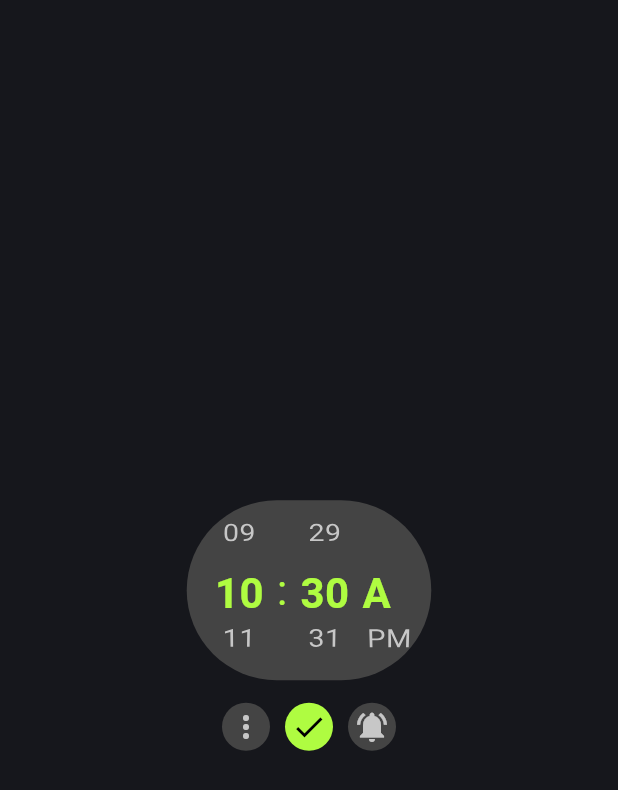
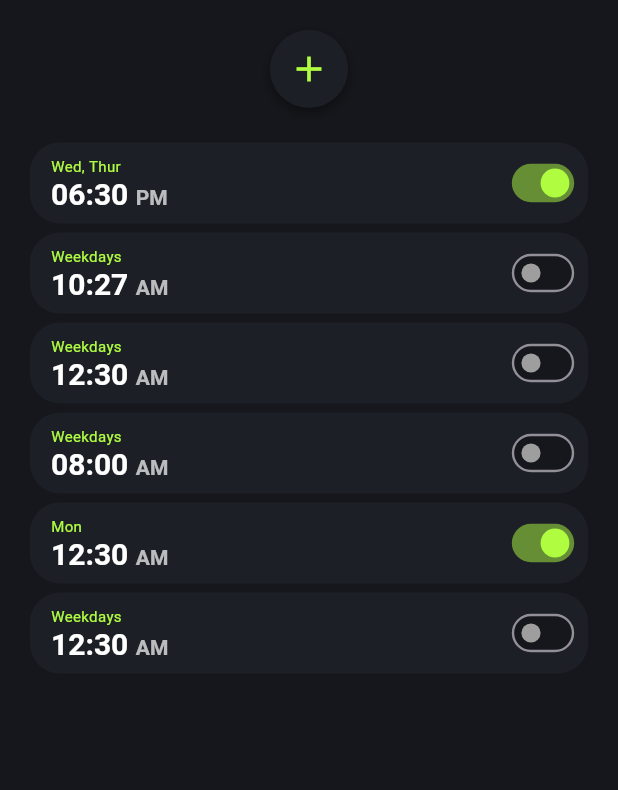
Before and after one commit to CCExtractor/uac_companion, a Flutter app: the screen it shows after launch, on a phone screen of 412 x 824 dp. Shown: the top 790 px of the screen. Run offline on Flutter 3.47's test engine with Material 3 defaults, Android fonts, the phone set to English and light mode, and no system bars; missing offline and left inert: wear.

Commit message:
added the TimePicker and Home screens to the app

```diff
--- /dev/null
+++ b/colors.txt
@@ -0,0 +1,4 @@
+default bgColor- backgroundColor: const Color.fromRGBO(22, 23, 28,100),
+alarm grid color - color: const Color.fromRGBO(28, 31, 38, 100),
+active switch color - activeColor: const Color.fromRGBO(185, 232, 192, 100),
+defult bright green - color: Color(0xffAFFC41)
--- a/lib/main.dart
+++ b/lib/main.dart
@@ -1,23 +1,23 @@
 import 'package:flutter/material.dart';
 import 'package:wear/wear.dart';
-import './screens/TimePicker.dart'; // Import the TimePickerScreen file
-import 'package:flutter/services.dart';
+import './screens/Home.dart';
 
 void main() {
-  runApp(const WearTimePickerApp());
+  runApp(const UacCompanion());
 }
 
-class WearTimePickerApp extends StatelessWidget {
-  const WearTimePickerApp({super.key});
+class UacCompanion extends StatelessWidget {
+  const UacCompanion({super.key});
 
   @override
   Widget build(BuildContext context) {
     return WatchShape(
       builder: (context, shape, child) {
+        final bool isRound = shape == WearShape.round;
         return MaterialApp(
           debugShowCheckedModeBanner: false,
           theme: ThemeData.dark(),
-          home: TimePickerScreen(watchShape: shape), // Pass the shape here
+          home: Home(isRound: isRound),
         );
       },
     );
--- /dev/null
+++ b/lib/screens/Home.dart
@@ -0,0 +1,170 @@
+//! Landing screen
+import 'package:flutter/material.dart';
+import 'TimePicker.dart';
+import '../utils/Colors.dart';
+
+class Alarm {
+  String time;
+  String days;
+  bool enabled;
+
+  Alarm({required this.time, required this.days, this.enabled = true});
+}
+
+class Home extends StatefulWidget {
+  final bool isRound;
+
+  const Home({super.key, required this.isRound});
+
+  @override
+  State<Home> createState() => _HomeState();
+}
+
+class _HomeState extends State<Home> {
+  // final List<Alarm> _alarms = [];
+  final List<Alarm> _alarms = [
+    Alarm(time: '06:30 PM', days: 'Wed, Thur', enabled: true),
+    Alarm(time: '10:27 AM', days: 'Weekdays', enabled: false),
+    Alarm(time: '12:30 AM', days: 'Weekdays', enabled: false),
+    Alarm(time: '08:00 AM', days: 'Weekdays', enabled: false),
+    Alarm(time: '12:30 AM', days: 'Mon', enabled: true),
+    Alarm(time: '12:30 AM', days: 'Weekdays', enabled: false),
+  ];
+
+//! navigates to timePicker screen
+void _navigateToTimePicker() async {
+  Navigator.push(
+    context,
+    MaterialPageRoute(
+      builder: (context) => TimePickerScreen(isRound: widget.isRound),
+    ),
+  );
+}
+
+
+  void _toggleAlarm(int index) {
+    setState(() {
+      _alarms[index].enabled = !_alarms[index].enabled;
+    });
+  }
+
+  @override
+Widget build(BuildContext context) {
+  final isRound = widget.isRound;
+
+  return Scaffold(
+    backgroundColor: AppColors.background,
+    body: SingleChildScrollView(
+      padding: const EdgeInsets.only(top: 20, bottom: 30),
+      child: Padding(
+        padding: EdgeInsets.symmetric(horizontal: isRound ? 25 : 20),
+        child: Column(
+          crossAxisAlignment: CrossAxisAlignment.stretch,
+          children: [
+            //! Add Alarm Button
+            Container(
+              margin: const EdgeInsets.only(bottom: 20),
+              decoration: BoxDecoration(
+                color: AppColors.grayBlack,
+                shape: BoxShape.circle,
+                boxShadow: [
+                  BoxShadow(
+                    color: Colors.black.withOpacity(0.4),
+                    blurRadius: 6,
+                    offset: const Offset(0, 3),
+                  ),
+                ],
+              ),
+              child: IconButton(
+                icon: const Icon(Icons.add, color: AppColors.green, size: 28),
+                onPressed: _navigateToTimePicker,
+                padding: EdgeInsets.all(isRound ? 10 : 12),
+                constraints: BoxConstraints(
+                  minWidth: isRound ? 40 : 50,
+                  minHeight: isRound ? 40 : 50,
+                ),
+              ),
+            ),
+
+            //! Alarm List
+            if (_alarms.isEmpty)
+              Center(
+                child: Text(
+                  "Add a new Alarm",
+                  style: TextStyle(
+                    color: Colors.grey,
+                    fontSize: isRound ? 12 : 16,
+                  ),
+                ),
+              )
+            else
+              ..._alarms.map((alarm) {
+                return Container(
+                  margin: const EdgeInsets.symmetric(vertical: 3),
+                  padding: EdgeInsets.only(
+                    left: isRound ? 11 : 14,
+                    top: isRound ? 1 : 3,
+                    bottom: isRound ? 1 : 3,
+                  ),
+                  decoration: BoxDecoration(
+                    color: AppColors.grayBlack,
+                    borderRadius: BorderRadius.circular(20),
+                  ),
+                  child: Row(
+                    mainAxisAlignment: MainAxisAlignment.spaceBetween,
+                    children: [
+                      Column(
+                        crossAxisAlignment: CrossAxisAlignment.start,
+                        children: [
+                          Text(
+                            alarm.days,
+                            style: TextStyle(
+                              color: AppColors.green,
+                              fontSize: isRound ? 8 : 10,
+                            ),
+                          ),
+                          RichText(
+                            text: TextSpan(
+                              children: [
+                                TextSpan(
+                                  text: '${alarm.time.split(' ')[0]} ',
+                                  style: TextStyle(
+                                    fontSize: isRound ? 16 : 20,
+                                    fontWeight: FontWeight.bold,
+                                    color: Colors.white,
+                                  ),
+                                ),
+                                TextSpan(
+                                  text: alarm.time.split(' ')[1],
+                                  style: TextStyle(
+                                    fontSize: isRound ? 10 : 14,
+                                    fontWeight: FontWeight.bold,
+                                    color: Colors.white70,
+                                  ),
+                                ),
+                              ],
+                            ),
+                          ),
+                        ],
+                      ),
+                      Transform.scale(
+                        scale: isRound ? 0.7 : 0.8,
+                        child: Switch(
+                          value: alarm.enabled,
+                          onChanged: (_) => _toggleAlarm(_alarms.indexOf(alarm)),
+                          activeColor: AppColors.green,
+                          inactiveThumbColor: Colors.grey,
+                          inactiveTrackColor: Colors.black26,
+                        ),
+                      ),
+                    ],
+                  ),
+                );
+              }).toList(),
+          ],
+        ),
+      ),
+    ),
+  );
+}
+}
--- a/lib/screens/TimePicker.dart
+++ b/lib/screens/TimePicker.dart
@@ -1,23 +1,24 @@
-//! Still need to fix a lot of UI
 import 'package:flutter/material.dart';
-import 'package:wear/wear.dart';
-import 'SmartControl.dart';
-import 'dart:async';
-import '../controllers/wear_bridge.dart';
+import 'package:uac_companion/screens/SmartControl.dart';
+import '../utils/Colors.dart';
+import 'MoreOptionsScreen.dart';
 
 class TimePickerScreen extends StatefulWidget {
-  final WearShape watchShape;
+  final bool isRound;
 
-  const TimePickerScreen({super.key, required this.watchShape});
+  const TimePickerScreen({super.key, required this.isRound});
 
   @override
   State<TimePickerScreen> createState() => _TimePickerScreenState();
 }
 
+int selectedIconIndex = 1; // Default select check icon
+
 class _TimePickerScreenState extends State<TimePickerScreen> {
   late int selectedHour;
   late int selectedMinute;
   late String selectedPeriod;
+
   late FixedExtentScrollController hourController;
   late FixedExtentScrollController minuteController;
   late FixedExtentScrollController periodController;
@@ -25,7 +26,6 @@ class _TimePickerScreenState extends State<TimePickerScreen> {
   @override
   void initState() {
     super.initState();
-
     final now = DateTime.now();
     selectedHour =
         now.hour > 12 ? now.hour - 12 : (now.hour == 0 ? 12 : now.hour);
@@ -36,169 +36,157 @@ class _TimePickerScreenState extends State<TimePickerScreen> {
     minuteController = FixedExtentScrollController(initialItem: selectedMinute);
     periodController = FixedExtentScrollController(
         initialItem: selectedPeriod == 'AM' ? 0 : 1);
-
-    // Receiver code from UAC Mobile
-    WearBridge.messages.listen((event) {
-      debugPrint("Received from native: $event");
-
-      if (event['type'] == 'message') {
-        final path = event['path'];
-        final data = event['data'];
-        debugPrint("Message Path: $path | Data: $data");
-      }
-
-      if (event['type'] == 'data') {
-        final interval = event['interval'];
-        debugPrint("Data Item Received: $interval");
-      }
-
-      if (event['type'] == 'capability') {
-        final name = event['name'];
-        debugPrint("Capability update: $name");
-      }
-    });
   }
 
-  void _confirmSelection() async {
-    final formattedTime =
+  void _confirmTime() {
+    final formatted =
         '${selectedHour.toString().padLeft(2, '0')}:${selectedMinute.toString().padLeft(2, '0')} $selectedPeriod';
-    debugPrint('Selected Time: $formattedTime');
-
-    // Send time to phone
-    try {
-      await WearBridge.sendMessage(
-        nodeId: 'dummy-node-id', //! Replace this
-        path: '/alarm/set_time',
-        message: formattedTime,
-      );
-      debugPrint('Message sent to phone!');
-    } catch (e) {
-      debugPrint('Failed to send message: $e');
-    }
+    debugPrint('Selected Time: $formatted');
   }
 
   @override
   Widget build(BuildContext context) {
+    final isRound = widget.isRound;
+
     return Scaffold(
-      backgroundColor: const Color(0xff16171c),
+      backgroundColor: AppColors.background,
       body: Center(
         child: Column(
           mainAxisAlignment: MainAxisAlignment.center,
           children: [
-            const SizedBox(height: 10),
             Container(
+              padding: EdgeInsets.symmetric(
+                  vertical: isRound ? 8 : 10, horizontal: isRound ? 15 : 10),
               decoration: BoxDecoration(
-                color: const Color(0xFF444444),
+                color: AppColors.grayBlack,
                 borderRadius: BorderRadius.circular(70),
               ),
-              padding: const EdgeInsets.symmetric(vertical: 10, horizontal: 10),
               child: Row(
                 mainAxisSize: MainAxisSize.min,
-                mainAxisAlignment: MainAxisAlignment.center,
                 children: [
-                  _buildInfiniteScroll(
-                      1,
-                      12,
-                      (val) => setState(() => selectedHour = val),
-                      selectedHour,
-                      hourController),
-                  const Text(':',
-                      style: TextStyle(fontSize: 28, color: Color(0xffAFFC41))),
-                  _buildInfiniteScroll(
-                      0,
-                      59,
-                      (val) => setState(() => selectedMinute = val),
-                      selectedMinute,
-                      minuteController),
+                  _buildInfiniteScroll(1, 12, selectedHour, hourController,
+                      (val) {
+                    setState(() => selectedHour = val);
+                  }),
+                  Text(
+                    ':',
+                    style: TextStyle(
+                        fontSize: isRound ? 20 : 28,
+                        color: AppColors.notSeleted),
+                  ),
+                  _buildInfiniteScroll(0, 59, selectedMinute, minuteController,
+                      (val) {
+                    setState(() => selectedMinute = val);
+                  }),
                   _buildFixedScroll(
-                      ['AM', 'PM'],
-                      (val) => setState(() => selectedPeriod = val),
-                      selectedPeriod,
-                      periodController),
+                      ['AM', 'PM'], selectedPeriod, periodController, (val) {
+                    setState(() => selectedPeriod = val);
+                  }),
                 ],
               ),
             ),
-            const SizedBox(height: 15),
+            SizedBox(height: isRound ? 5 : 15),
             Row(
               mainAxisAlignment: MainAxisAlignment.center,
               children: [
-                _buildIconButton(Icons.more_vert, () {}),
-                _buildIconButton(Icons.check, _confirmSelection,
-                    isSelected: true),
-                _buildIconButton(Icons.notifications_active, () {
+                _buildIconButton(0, Icons.more_vert, () {
                   Navigator.push(
                     context,
                     MaterialPageRoute(
-                        builder: (context) => const SmartControlsScreen()),
+                        builder: (_) => const MoreOptionsScreen()),
+                  );
+                }),
+                _buildIconButton(1, Icons.check, _confirmTime),
+                _buildIconButton(2, Icons.notifications_active, () {
+                  Navigator.push(
+                    context,
+                    MaterialPageRoute(
+                        builder: (_) => const SmartControlsScreen()),
                   );
                 }),
               ],
-            ),
+            )
           ],
         ),
       ),
     );
   }
 
-  Widget _buildInfiniteScroll(int min, int max, Function(int) onChanged,
-      int selectedValue, FixedExtentScrollController controller) {
+  Widget _buildInfiniteScroll(int min, int max, int selectedValue,
+      FixedExtentScrollController controller, Function(int) onChanged) {
+    final isRound = widget.isRound;
     return SizedBox(
-      width: 50,
-      height: 90,
+      width: isRound ? 40 : 55,
+      height: isRound ? 90 : 100,
       child: ListWheelScrollView.useDelegate(
         controller: controller,
-        onSelectedItemChanged: (index) {
-          int newValue = min + index;
-          onChanged(newValue);
-        },
         itemExtent: 36,
         perspective: 0.005,
+        physics: const FixedExtentScrollPhysics(),
+        onSelectedItemChanged: (index) {
+          onChanged(min + index);
+        },
         childDelegate: ListWheelChildLoopingListDelegate(
           children: List.generate(
             max - min + 1,
-            (index) => Text(
-              '${min + index}'.padLeft(2, '0'),
-              style: TextStyle(
-                fontSize: selectedValue == (min + index) ? 28 : 20,
-                color: selectedValue == (min + index)
-                    ? const Color(0xffAFFC41)
-                    : const Color(0xB3FFFFFF),
-                fontWeight: selectedValue == (min + index)
-                    ? FontWeight.bold
-                    : FontWeight.normal,
-              ),
-            ),
+            (index) {
+              final value = min + index;
+              final isSelected = selectedValue == value;
+              return Center(
+                child: Text(
+                  value.toString().padLeft(2, '0'),
+                  style: TextStyle(
+                    fontSize: isSelected
+                        ? (isRound ? 25 : 30)
+                        : isRound
+                            ? 20
+                            : 20,
+                    color: isSelected ? AppColors.green : AppColors.notSeleted,
+                    fontWeight:
+                        isSelected ? FontWeight.bold : FontWeight.normal,
+                  ),
+                ),
+              );
+            },
           ),
         ),
       ),
     );
   }
 
-  Widget _buildFixedScroll(List<String> labels, Function(String) onChanged,
-      String selectedValue, FixedExtentScrollController controller) {
+  Widget _buildFixedScroll(List<String> items, String selectedValue,
+      FixedExtentScrollController controller, Function(String) onChanged) {
+    final isRound = widget.isRound;
     return SizedBox(
-      width: 36,
-      height: 100,
+      width: isRound ? 40 : 55,
+      height: isRound ? 90 : 100,
       child: ListWheelScrollView.useDelegate(
         controller: controller,
-        onSelectedItemChanged: (index) {
-          debugPrint('Selected Period: ${labels[index]}');
-          onChanged(labels[index]);
-        },
         itemExtent: 36,
         perspective: 0.005,
         physics: const FixedExtentScrollPhysics(),
+        onSelectedItemChanged: (index) {
+          onChanged(items[index]);
+        },
         childDelegate: ListWheelChildListDelegate(
-          children: labels.map((label) {
-            bool isSelected = selectedValue == label;
-            return Text(
-              label,
-              style: TextStyle(
-                fontSize: isSelected ? 28 : 20,
-                color: isSelected
-                    ? const Color(0xffAFFC41)
-                    : const Color(0xB3FFFFFF),
-                fontWeight: isSelected ? FontWeight.bold : FontWeight.normal,
+          children: items.map((item) {
+            final isSelected = selectedValue == item;
+            return Center(
+              child: Padding(
+                padding: EdgeInsets.only(top: isRound ? 0 : 4),
+                child: Text(
+                  item,
+                  style: TextStyle(
+                    fontSize: isSelected
+                        ? (isRound ? 23 : 25)
+                        : isRound
+                            ? 20
+                            : 20,
+                    color: isSelected ? AppColors.green : AppColors.notSeleted,
+                    fontWeight:
+                        isSelected ? FontWeight.bold : FontWeight.normal,
+                  ),
+                ),
               ),
             );
           }).toList(),
@@ -207,22 +195,37 @@ class _TimePickerScreenState extends State<TimePickerScreen> {
     );
   }
 
-  Widget _buildIconButton(IconData icon, VoidCallback onTap,
-      {bool isSelected = false}) {
+  Widget _buildIconButton(int index, IconData icon, VoidCallback onTap) {
+    final isSelected = selectedIconIndex == index;
+    final isRound = widget.isRound;
     return Padding(
       padding: const EdgeInsets.symmetric(horizontal: 5),
       child: GestureDetector(
-        onTap: onTap,
+        onTap: () {
+          setState(() {
+            selectedIconIndex = index;
+          });
+          onTap();
+        },
         child: Container(
+          padding: EdgeInsets.all(isRound ? 5 : 8),
           decoration: BoxDecoration(
-            color:
-                isSelected ? const Color(0xffAFFC41) : const Color(0xFF444444),
+            color: isSelected ? AppColors.green : AppColors.grayBlack,
             shape: BoxShape.circle,
+            boxShadow: [
+              BoxShadow(
+                color: Colors.black.withOpacity(0.4),
+                spreadRadius: 1,
+                blurRadius: 4,
+                offset: const Offset(2, 2),
+              ),
+            ],
           ),
-          padding: const EdgeInsets.all(4),
-          child: Icon(icon,
-              color: isSelected ? Colors.black : const Color(0xB3FFFFFF),
-              size: 24),
+          child: Icon(
+            icon,
+            size: 24,
+            color: isSelected ? AppColors.background : const Color(0xB3FFFFFF),
+          ),
         ),
       ),
     );
--- /dev/null
+++ b/lib/utils/Colors.dart
@@ -0,0 +1,9 @@
+import 'package:flutter/material.dart';
+
+class AppColors {
+  static const Color background = Color.fromRGBO(22, 23, 28, 1); // default bgColor
+  static const Color grayBlack = Color.fromRGBO(28, 31, 38, 1);  // alarm grid color
+  // static const Color activeSwitch = Color.fromRGBO(185, 232, 192, 1); // active switch color
+  static const Color green = Color(0xffAFFC41); // default bright green
+  static const Color notSeleted = Color.fromRGBO(89, 95, 107, 1); // not selected color
+}
--- a/pubspec.yaml
+++ b/pubspec.yaml
@@ -31,7 +31,7 @@ dependencies:
   flutter:
     sdk: flutter
 
-
+  wear: ^1.1.0
   # The following adds the Cupertino Icons font to your application.
   # Use with the CupertinoIcons class for iOS style icons.
   cupertino_icons: ^1.0.6
@@ -39,7 +39,7 @@ dependencies:
 dev_dependencies:
   flutter_test:
     sdk: flutter
-  wear: ^1.1.0
+
   # The "flutter_lints" package below contains a set of recommended lints to
   # encourage good coding practices. The lint set provided by the package is
   # activated in the `analysis_options.yaml` file located at the root of your
```
Also changed, not shown: lib/screens/MoreOptionsScreen.dart (added, +19 -0 lines), pubspec.lock.
